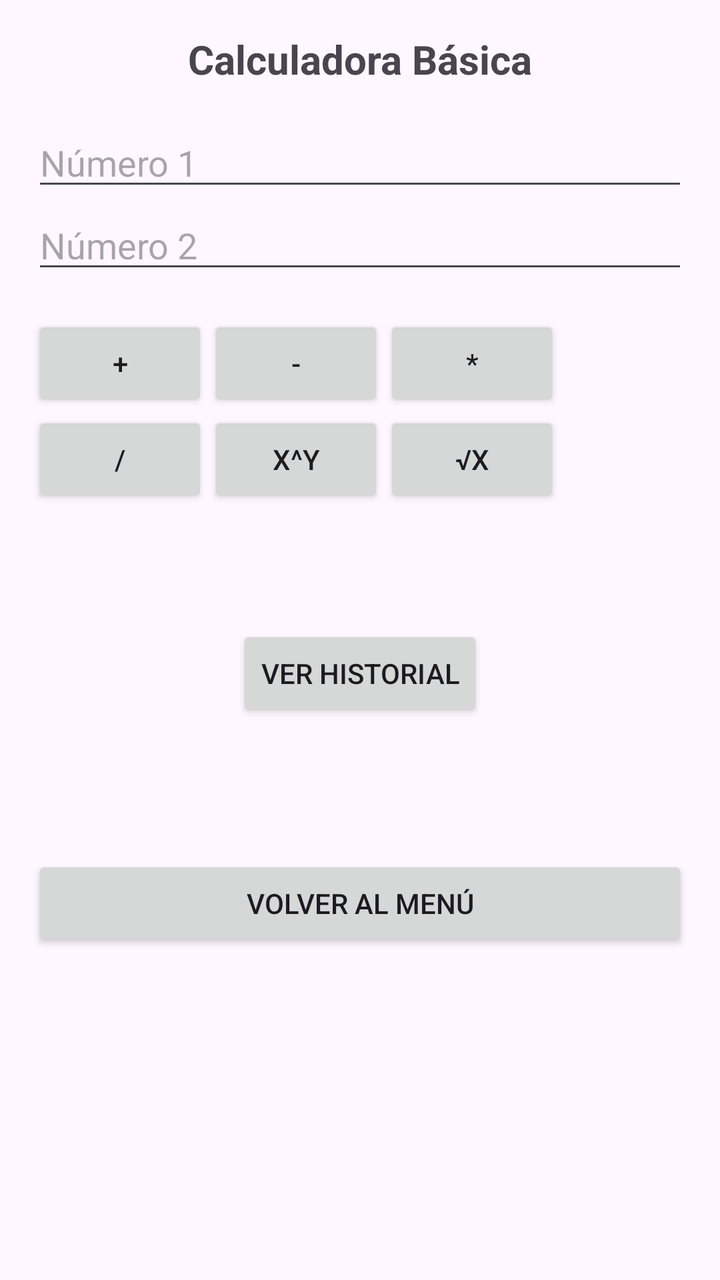
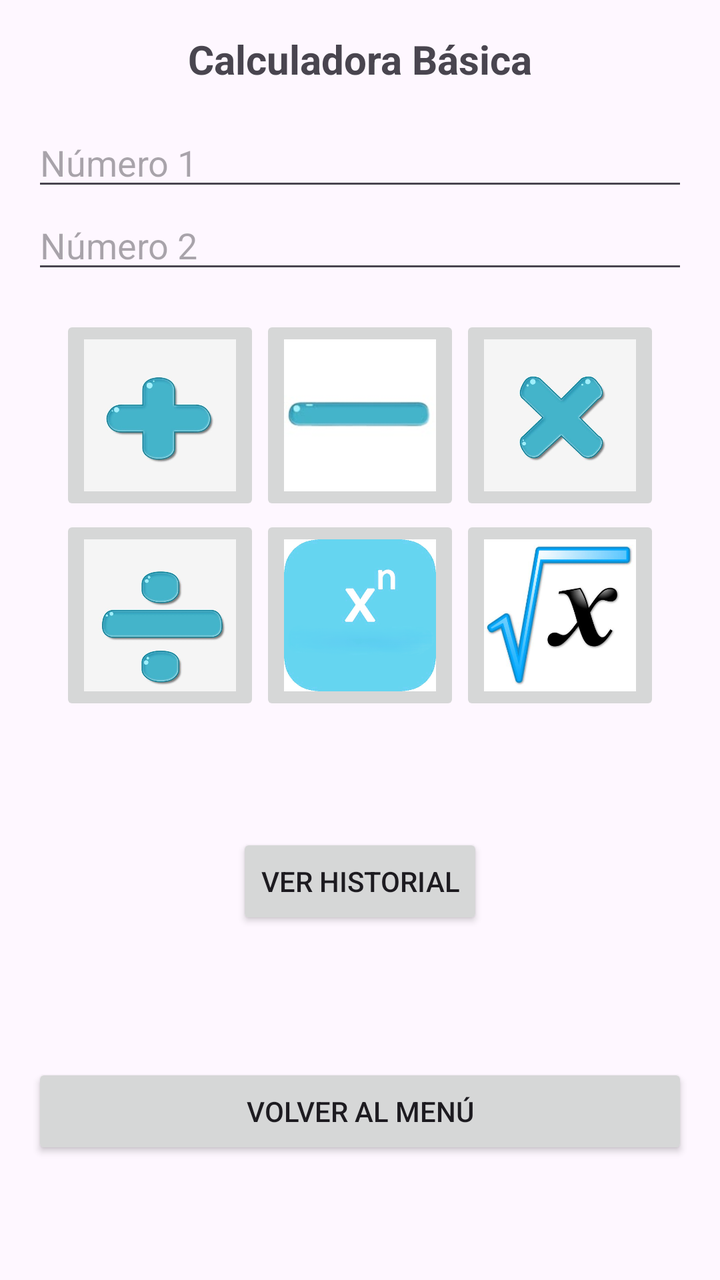

The first picture is an Android layout as it rendered before a commit; the second is the same layout after the commit. The layout source and the unified diff follow.
<!-- AndroidManifest.xml: application theme Theme.Desafio1_DSM -->
<!-- res/layout/activity_calculadora.xml -->
<?xml version="1.0" encoding="utf-8"?>
<ScrollView xmlns:android="http://schemas.android.com/apk/res/android"
    android:layout_width="match_parent"
    android:layout_height="match_parent"
    android:padding="@dimen/padding_standard">

    <LinearLayout
        android:layout_width="match_parent"
        android:layout_height="wrap_content"
        android:gravity="center"
        android:orientation="vertical">

        <TextView
            android:layout_width="match_parent"
            android:layout_height="wrap_content"
            android:text="@string/title_calculadora"
            android:textSize="@dimen/text_size_title"
            android:textStyle="bold"
            android:gravity="center"
            android:layout_marginBottom="@dimen/margin_medium"/>

        <EditText
            android:id="@+id/etNum1"
            android:layout_width="match_parent"
            android:layout_height="wrap_content"
            android:hint="@string/hint_num1"
            android:inputType="numberDecimal|numberSigned"/>

        <EditText
            android:id="@+id/etNum2"
            android:layout_width="match_parent"
            android:layout_height="wrap_content"
            android:hint="@string/hint_num2"
            android:inputType="numberDecimal|numberSigned"/>

        
        <GridLayout
            android:layout_width="match_parent"
            android:layout_height="wrap_content"
            android:columnCount="3"
            android:rowCount="2"
            android:layout_marginTop="@dimen/margin_medium">

            <Button android:id="@+id/btnSuma" android:text="+" />
            <Button android:id="@+id/btnResta" android:text="-" />
            <Button android:id="@+id/btnMulti" android:text="*" />
            <Button android:id="@+id/btnDiv" android:text="/" />
            <Button android:id="@+id/btnExp" android:text="x^y" />
            <Button android:id="@+id/btnRaiz" android:text="√x" />
        </GridLayout>

        <TextView
            android:id="@+id/tvResultadoCalc"
            android:layout_width="match_parent"
            android:layout_height="wrap_content"
            android:textSize="20sp"
            android:textStyle="bold"
            android:gravity="center"
            android:layout_marginTop="@dimen/margin_medium"/>

        <Button
            android:id="@+id/btnVerHistorial"
            android:layout_width="wrap_content"
            android:layout_height="wrap_content"
            android:layout_marginTop="@dimen/margin_medium"
            android:text="@string/btn_ver_historial" />

        <TextView
            android:id="@+id/tvHistorialCompleto"
            android:layout_width="match_parent"
            android:layout_height="wrap_content"
            android:textSize="14sp"
            android:textColor="@color/historial_texto"
            android:layout_marginTop="@dimen/margin_medium"
            android:padding="8dp"/>

        <Button
            android:id="@+id/btnVolverCalc"
            android:layout_width="match_parent"
            android:layout_height="wrap_content"
            android:layout_marginTop="@dimen/margin_medium"
            android:text="@string/btn_volver" />

    </LinearLayout>
</ScrollView>
<!-- resources referenced by this layout -->
<resources>
  <color name="historial_texto">#555555</color>
  <dimen name="margin_medium">16dp</dimen>
  <dimen name="padding_standard">16dp</dimen>
  <dimen name="text_size_title">20sp</dimen>
  <string name="btn_ver_historial">Ver Historial</string>
  <string name="btn_volver">Volver al Menú</string>
  <string name="hint_num1">Número 1</string>
  <string name="hint_num2">Número 2</string>
  <string name="title_calculadora">Calculadora Básica</string>
  <style name="Theme.Desafio1_DSM" parent="Base.Theme.Desafio1_DSM" />
  <style name="Base.Theme.Desafio1_DSM" parent="Theme.Material3.DayNight.NoActionBar">
          
          
      </style>
</resources>

<!-- the commit's change to res/layout/activity_calculadora.xml (unified diff, before → after) -->
@@ -35,18 +35,52 @@
 
         
         <GridLayout
-            android:layout_width="match_parent"
+            android:layout_width="wrap_content"
             android:layout_height="wrap_content"
             android:columnCount="3"
             android:rowCount="2"
             android:layout_marginTop="@dimen/margin_medium">
 
-            <Button android:id="@+id/btnSuma" android:text="+" />
-            <Button android:id="@+id/btnResta" android:text="-" />
-            <Button android:id="@+id/btnMulti" android:text="*" />
-            <Button android:id="@+id/btnDiv" android:text="/" />
-            <Button android:id="@+id/btnExp" android:text="x^y" />
-            <Button android:id="@+id/btnRaiz" android:text="√x" />
+            <ImageButton
+                android:id="@+id/btnSuma"
+                android:layout_width="@dimen/tamanio_boton_calc"
+                android:layout_height="@dimen/tamanio_boton_calc"
+                android:src="@drawable/suma"
+                android:scaleType="fitCenter"/>
+            <ImageButton
+                android:id="@+id/btnResta"
+                android:layout_width="@dimen/tamanio_boton_calc"
+                android:layout_height="@dimen/tamanio_boton_calc"
+                android:src="@drawable/resta"
+                android:scaleType="fitCenter"/>
+
+            <ImageButton
+                android:id="@+id/btnMulti"
+                android:layout_width="@dimen/tamanio_boton_calc"
+                android:layout_height="@dimen/tamanio_boton_calc"
+                android:src="@drawable/multiplicacion"
+                android:scaleType="fitCenter"/>
+
+            <ImageButton
+                android:id="@+id/btnDiv"
+                android:layout_width="@dimen/tamanio_boton_calc"
+                android:layout_height="@dimen/tamanio_boton_calc"
+                android:src="@drawable/division"
+                android:scaleType="fitCenter"/>
+
+            <ImageButton
+                android:id="@+id/btnExp"
+                android:layout_width="@dimen/tamanio_boton_calc"
+                android:layout_height="@dimen/tamanio_boton_calc"
+                android:src="@drawable/exponente"
+                android:scaleType="fitCenter"/>
+
+            <ImageButton
+                android:id="@+id/btnRaiz"
+                android:layout_width="@dimen/tamanio_boton_calc"
+                android:layout_height="@dimen/tamanio_boton_calc"
+                android:src="@drawable/raiz"
+                android:scaleType="fitCenter"/>
         </GridLayout>
 
         <TextView
@@ -79,6 +113,7 @@
             android:layout_width="match_parent"
             android:layout_height="wrap_content"
             android:layout_marginTop="@dimen/margin_medium"
+            android:layout_marginBottom="@dimen/margin_medium"
             android:text="@string/btn_volver" />
 
     </LinearLayout>
<!-- resource entries referenced after the edit -->
@@ -3,7 +3,14 @@
   <color name="historial_texto">#555555</color>
   <dimen name="margin_medium">16dp</dimen>
   <dimen name="padding_standard">16dp</dimen>
+  <dimen name="tamanio_boton_calc">100dp</dimen>
   <dimen name="text_size_title">20sp</dimen>
+  <!-- drawable division: png bitmap (drawable, 12802 bytes) -->
+  <!-- drawable exponente: png bitmap (drawable, 61992 bytes) -->
+  <!-- drawable multiplicacion: png bitmap (drawable, 13488 bytes) -->
+  <!-- drawable raiz: png bitmap (drawable, 14902 bytes) -->
+  <!-- drawable resta: png bitmap (drawable, 5722 bytes) -->
+  <!-- drawable suma: png bitmap (drawable, 8227 bytes) -->
   <string name="btn_ver_historial">Ver Historial</string>
   <string name="btn_volver">Volver al Menú</string>
   <string name="hint_num1">Número 1</string>
